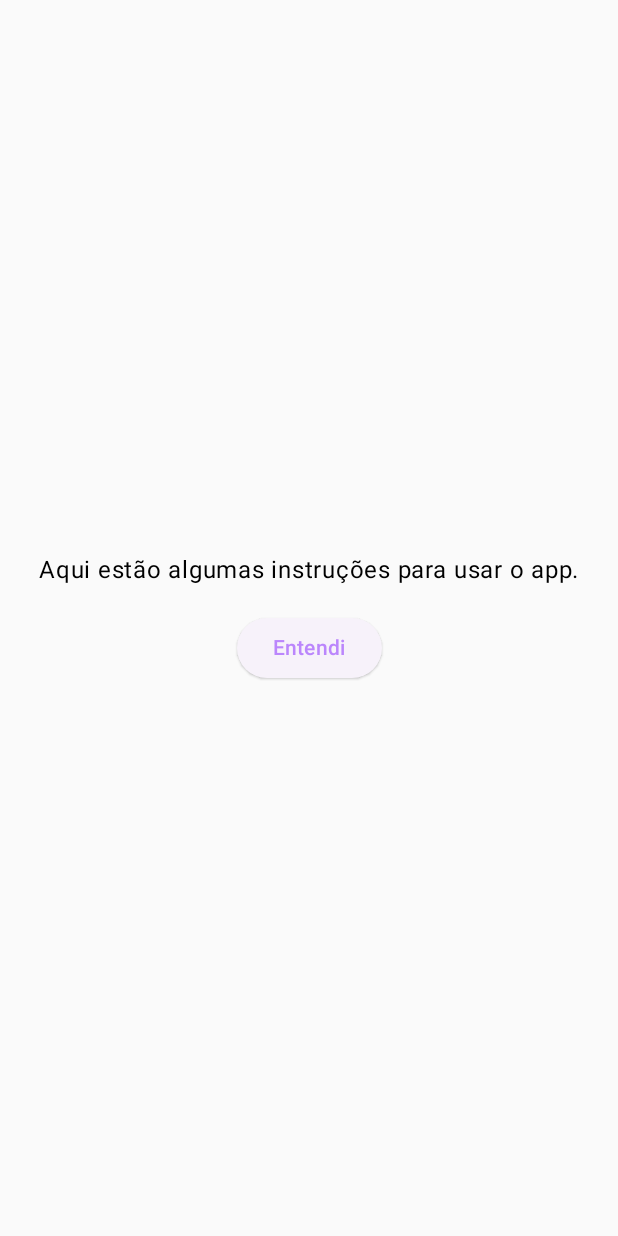
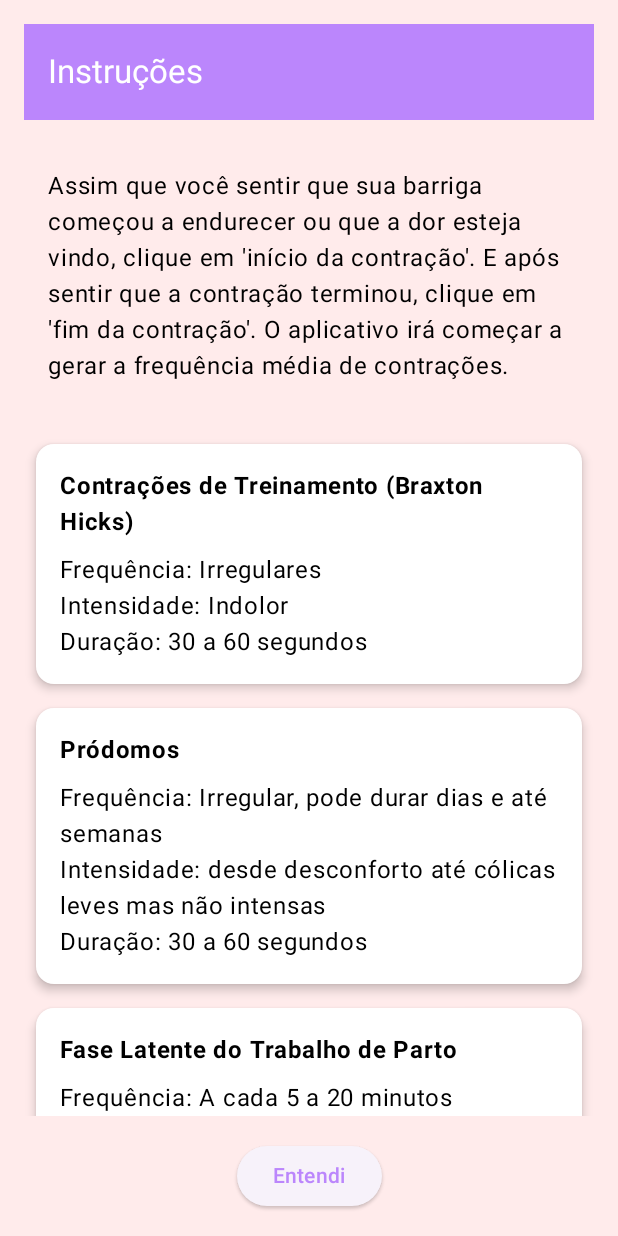
Before and after one commit to jana-dev/ContadorContracoes, an Android app built with Jetpack Compose: the screen it shows after launch (MainActivity), after a tap on "Começar", on a phone screen of 412 x 824 dp. Run offline under Robolectric (Android 15) with nearby library versions, the phone set to English and light mode, and no system bars.

Commit message:
Adicionado intrucoes e cards dos tipos de contracoes. Falta ajustar melhor o layout

```diff
--- a/app/src/main/java/com/janatavares/contadorcontracoes/MainActivity.kt
+++ b/app/src/main/java/com/janatavares/contadorcontracoes/MainActivity.kt
@@ -22,8 +22,14 @@ class MainActivity : ComponentActivity() {
         enableEdgeToEdge()
         setContent {
             ContadorContracoesTheme {
-                val navController = rememberNavController()
-                AppNavHost(navController = navController)
+                Scaffold (
+                    modifier = Modifier.fillMaxSize(),
+                    content = { paddingValues ->
+                        val navController = rememberNavController()
+                        AppNavHost(navController = navController, modifier = Modifier.padding(paddingValues))
+                    }
+                )
+
             }
         }
     }
--- /dev/null
+++ b/app/src/main/java/com/janatavares/contadorcontracoes/data/repository/ContractionInfo.kt
@@ -0,0 +1,36 @@
+package com.janatavares.contadorcontracoes.data.repository
+
+data class ContractionInfo(val titulo: String, val frequencia: String, val intensidade: String, val duracao: String)
+
+val contractionInfoList = listOf(
+    ContractionInfo(
+        titulo = "Contrações de Treinamento (Braxton Hicks)",
+        frequencia = "Frequência: Irregulares",
+        intensidade = "Intensidade: Indolor",
+        duracao = "Duração: 30 a 60 segundos"
+    ),
+    ContractionInfo(
+        titulo = "Pródomos",
+        frequencia = "Frequência: Irregular, pode durar dias e até semanas",
+        intensidade = "Intensidade: desde desconforto até cólicas leves mas não intensas",
+        duracao = "Duração: 30 a 60 segundos"
+    ),
+    ContractionInfo(
+        titulo = "Fase Latente do Trabalho de Parto",
+        frequencia = "Frequência: A cada 5 a 20 minutos",
+        intensidade = "Intensidade: Dolorosa, mas tolerável",
+        duracao = "Duração: 30 a 60 segundos"
+    ),
+    ContractionInfo(
+        titulo = "Fase Ativa do Trabalho de Parto",
+        frequencia = "Frequência: A cada 3 a 5 minutos",
+        intensidade = "Intensidade: Dor intensa",
+        duracao = "Duração: 45 a 60 segundos"
+    ),
+    ContractionInfo(
+        titulo = "Fase de Expulsão",
+        frequencia = "Frequência: A cada 2 a 3 minutos",
+        intensidade = "Intensidade: Muito intensa",
+        duracao = "Duração: 60 a 90 segundos"
+    )
+)
--- a/app/src/main/java/com/janatavares/contadorcontracoes/ui/instructions/InstructionsScreen.kt
+++ b/app/src/main/java/com/janatavares/contadorcontracoes/ui/instructions/InstructionsScreen.kt
@@ -1,24 +1,90 @@
 package com.janatavares.contadorcontracoes.ui.instructions
 
+import androidx.compose.foundation.background
 import androidx.compose.foundation.layout.*
-import androidx.compose.material3.ElevatedButton
-import androidx.compose.material3.Text
+import androidx.compose.foundation.lazy.LazyColumn
+import androidx.compose.foundation.lazy.items
+import androidx.compose.material3.*
 import androidx.compose.runtime.Composable
 import androidx.compose.ui.Alignment
 import androidx.compose.ui.Modifier
+import androidx.compose.ui.text.font.FontWeight
 import androidx.compose.ui.unit.dp
+import com.janatavares.contadorcontracoes.data.repository.contractionInfoList
 
+@OptIn(ExperimentalMaterial3Api::class)
 @Composable
 fun InstructionsScreen(onNavigateToMain: () -> Unit) {
+    val backgroundColor = MaterialTheme.colorScheme.background
+    Box(
+        modifier = Modifier
+            .fillMaxSize()
+            .background(backgroundColor)
+
+    ){
         Column(
             modifier = Modifier.fillMaxSize().padding(16.dp),
             verticalArrangement = Arrangement.Center,
             horizontalAlignment = Alignment.CenterHorizontally
         ) {
-        Text(text = "Aqui estão algumas instruções para usar o app.")
+            TopAppBar(
+                colors = TopAppBarDefaults.topAppBarColors(
+                    containerColor = MaterialTheme.colorScheme.primary,
+                    titleContentColor = MaterialTheme.colorScheme.onPrimary
+                ),
+                title = { Text(text = "Instruções") }
+            )
+
+            Spacer(modifier = Modifier.height(16.dp))
+
+            // Texto de introdução
+            Text(
+                modifier = Modifier.padding(16.dp),
+                text = "Assim que você sentir que sua barriga começou a endurecer ou que a dor esteja vindo, clique em 'início da contração'. E após sentir que a contração terminou, clique em 'fim da contração'. O aplicativo irá começar a gerar a frequência média de contrações."
+            )
+
+            Spacer(modifier = Modifier.height(16.dp))
+
+            //Lista de informações
+            LazyColumn (
+                modifier = Modifier
+                    .fillMaxWidth()
+                    .weight(1f)
+            ){
+                items(contractionInfoList) { item ->
+                    ContractionCard(title = item.titulo, frequency = item.frequencia, intensity = item.intensidade, duration = item.duracao)
+                }
+            }
+
             Spacer(modifier = Modifier.height(16.dp))
             ElevatedButton(onClick = onNavigateToMain) {
                 Text(text = "Entendi")
             }
         }
     }
+}
+
+@Composable
+fun ContractionCard(title: String, frequency: String, intensity: String, duration: String){
+    Card(
+        modifier = Modifier
+            .fillMaxWidth()
+            .padding(8.dp),
+        elevation = CardDefaults.elevatedCardElevation(4.dp),
+        colors = CardDefaults.cardColors(
+            containerColor = MaterialTheme.colorScheme.surface,
+            contentColor = MaterialTheme.colorScheme.onSurface
+        )
+    ){
+        Column(
+            modifier = Modifier
+                .padding(16.dp)
+        ){
+            Text(text = title, fontWeight = FontWeight.Bold)
+            Spacer(modifier = Modifier.height(8.dp))
+            Text(text = frequency)
+            Text(text = intensity)
+            Text(text = duration)
+        }
+    }
+}
--- a/app/src/main/java/com/janatavares/contadorcontracoes/ui/navigation/AppNavHost.kt
+++ b/app/src/main/java/com/janatavares/contadorcontracoes/ui/navigation/AppNavHost.kt
@@ -1,6 +1,7 @@
 package com.janatavares.contadorcontracoes.ui.navigation
 
 import androidx.compose.runtime.Composable
+import androidx.compose.ui.Modifier
 import androidx.navigation.NavHostController
 import androidx.navigation.compose.NavHost
 import androidx.navigation.compose.composable
@@ -9,10 +10,11 @@ import com.janatavares.contadorcontracoes.ui.main.MainScreen
 import com.janatavares.contadorcontracoes.ui.welcome.WelcomeScreen
 
 @Composable
-fun AppNavHost(navController: NavHostController) {
+fun AppNavHost(navController: NavHostController, modifier: Modifier = Modifier) {
     NavHost(
         navController = navController,
-        startDestination = "welcome"
+        startDestination = "welcome",
+        modifier = modifier
     ) {
         composable("welcome") {
             WelcomeScreen(
--- a/app/src/main/java/com/janatavares/contadorcontracoes/ui/theme/Theme.kt
+++ b/app/src/main/java/com/janatavares/contadorcontracoes/ui/theme/Theme.kt
@@ -36,7 +36,7 @@ private val LightColorScheme = lightColorScheme(
 
 @Composable
 fun ContadorContracoesTheme(
-    darkTheme: Boolean = isSystemInDarkTheme(),
+    darkTheme: Boolean = false,
     // Dynamic color is available on Android 12+
     dynamicColor: Boolean = false,
     content: @Composable () -> Unit
```
Lines whose indentation alone changed are shown as unchanged.
